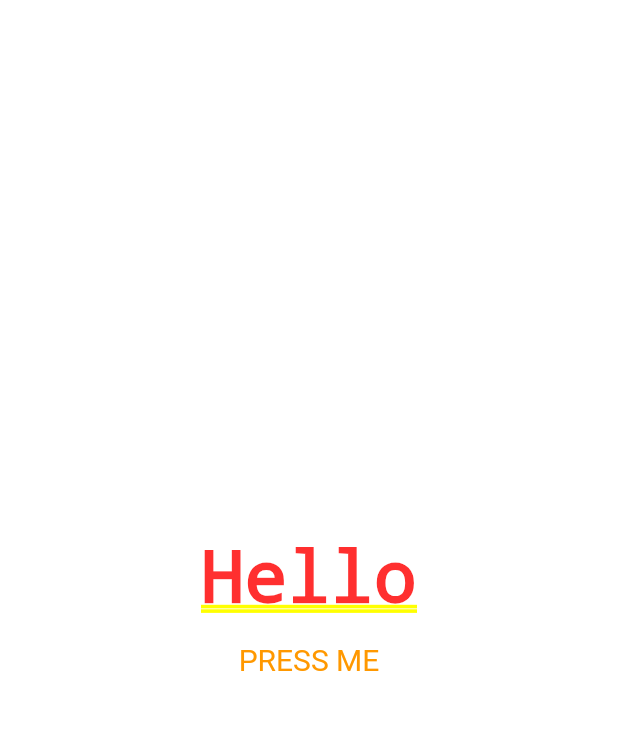
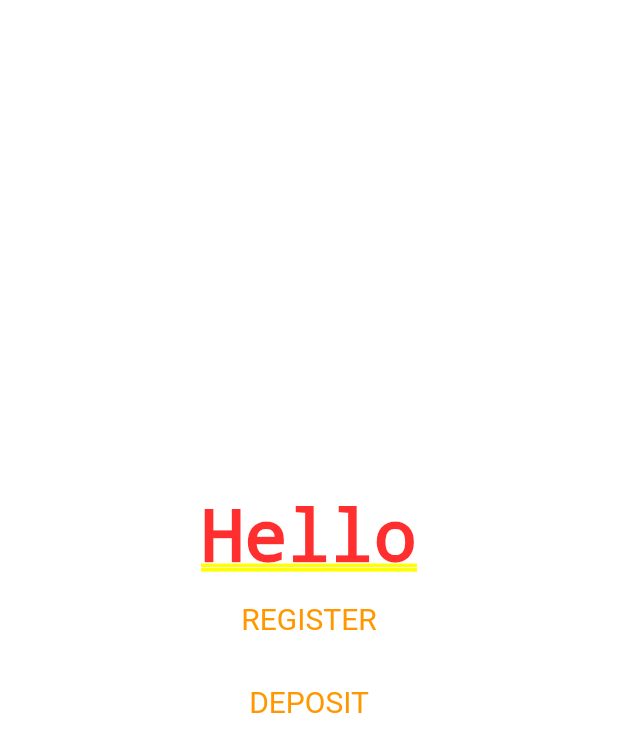
Before and after one commit to FrancGroup/Franc-Partner-Integration-Test-App, a Flutter app: the screen it shows after launch, on a phone screen of 412 x 824 dp. Shown: the top 752 px of the screen. Run offline on Flutter 3.47's test engine with Material 2 defaults, Android fonts, the phone set to English and light mode, and no system bars; our stand-ins replace webview_flutter.

Commit message:
Add Different Buttons

```diff
--- a/lib/home_screen.dart
+++ b/lib/home_screen.dart
@@ -26,10 +26,29 @@ class HomeScreen extends StatelessWidget {
                 onPressed: () {
                   Navigator.push(
                     context,
-                    MaterialPageRoute(builder: (context) => const WebViewApp()),
+                    MaterialPageRoute(
+                        builder: (context) => WebViewApp(
+                            "https://155d4d8a.franc-partner-integration.pages.dev/register")),
                   );
                 },
-                child: Text('PRESS ME'),
+                child: Text('REGISTER'),
+              ),
+              TextButton(
+                style: TextButton.styleFrom(
+                  padding: EdgeInsets.all(16.0),
+                  primary: Colors.orange,
+                  backgroundColor: Colors.white,
+                  textStyle: TextStyle(fontSize: 20),
+                ),
+                onPressed: () {
+                  Navigator.push(
+                    context,
+                    MaterialPageRoute(
+                        builder: (context) => WebViewApp(
+                            "https://155d4d8a.franc-partner-integration.pages.dev/deposit")),
+                  );
+                },
+                child: Text('DEPOSIT'),
               ),
             ]),
       ),
```
Also changed, not shown: lib/web_view_app_screen.dart (+6 -4 lines).
